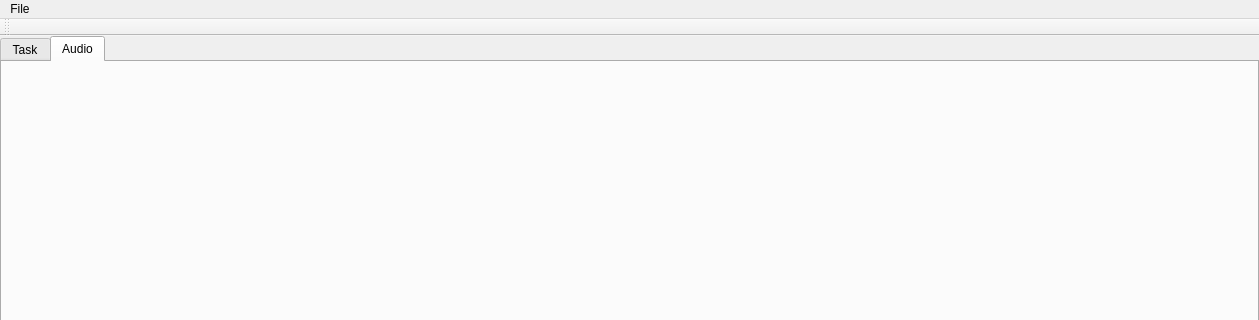
Above: mainwindow.ui from Painless-VR-Capstone/Qt-ClientApp before the change; both pictures show x 0 to 1259 and y 0 to 320 of the 1259 by 913 pixel window. Below: the same form after it.
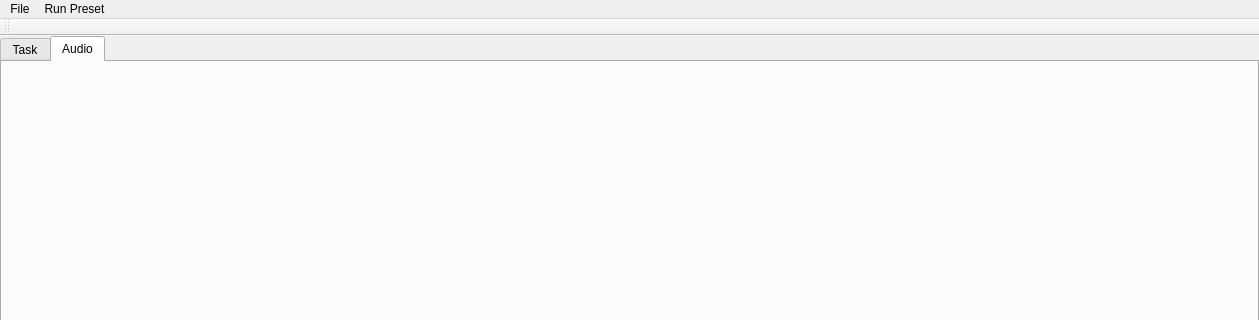
That is the form after the change.

What changed in the file:
```diff
--- a/mainwindow.ui
+++ b/mainwindow.ui
@@ -72,10 +72,18 @@
      <string>File</string>
     </property>
     <addaction name="actionSave"/>
-    <addaction name="actionSave_As"/>
-    <addaction name="actionSave_and_run_Unity"/>
+    <addaction name="actionSave_Preset_As_Stand_Alone"/>
+   </widget>
+   <widget class="QMenu" name="menuRun_Preset">
+    <property name="title">
+     <string>Run Preset</string>
+    </property>
+    <addaction name="separator"/>
+    <addaction name="actionRun_on_Monitor"/>
+    <addaction name="actionRun_on_HMD"/>
    </widget>
    <addaction name="menuFile"/>
+   <addaction name="menuRun_Preset"/>
   </widget>
   <widget class="QToolBar" name="mainToolBar">
    <attribute name="toolBarArea">
```
Left out of the diff: 25 changed lines with no effect on the pictures.
